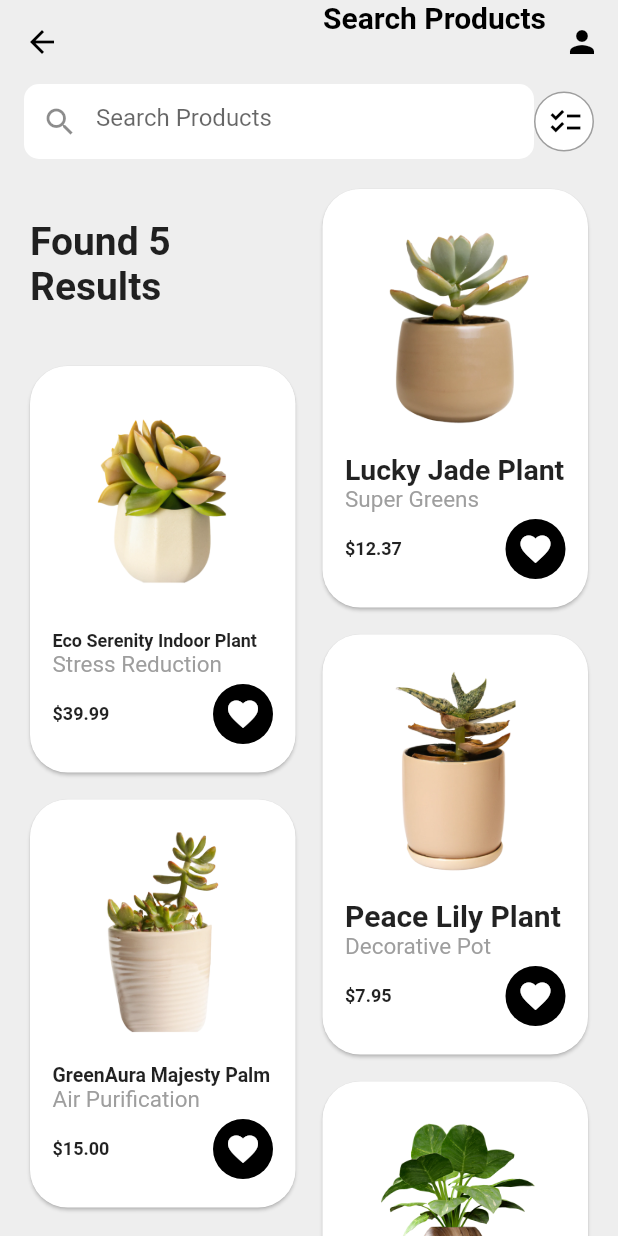
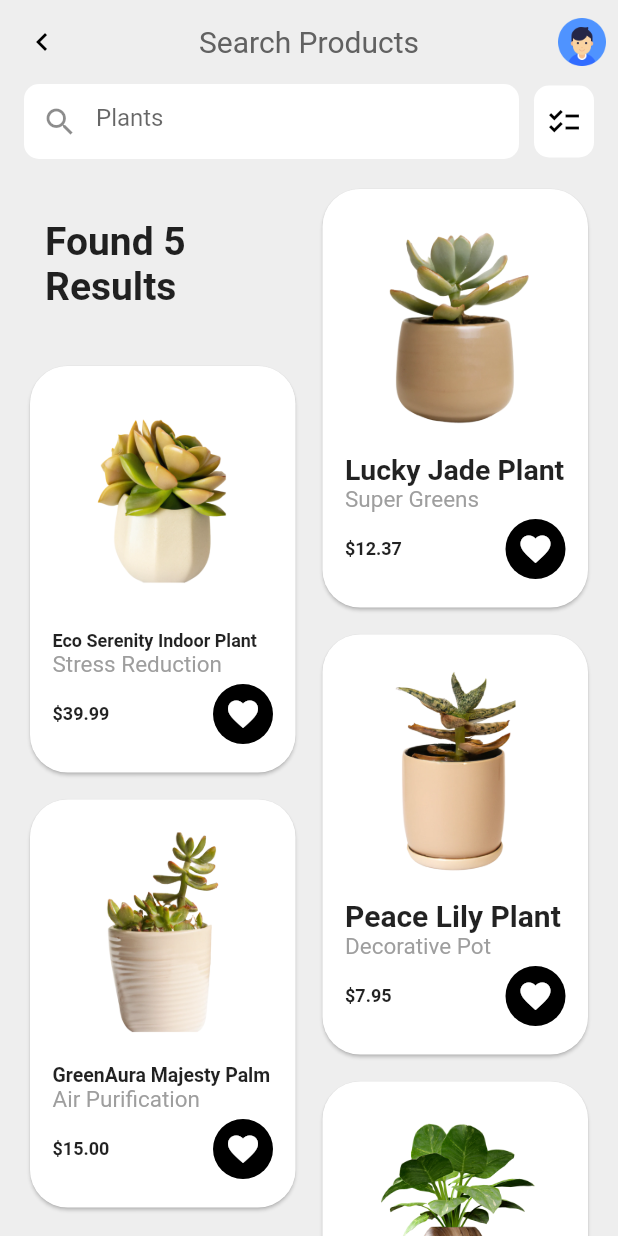
Before and after one commit to tolland/ui_challenge_plant_shop, a Flutter app: the screen it shows after launch, after a tap on the "arrow right alt" icon, on a phone screen of 412 x 824 dp. Run offline on Flutter 3.47's test engine with Material 2 defaults, Android fonts, the phone set to English and light mode, and no system bars; drawn by our look-alikes of auto_size_text; our stand-ins replace equatable, flutter_bloc, flutter_carousel_widget, google_fonts, hydrated_bloc.

Commit message:
git squash this

```diff
--- a/lib/pages/detail.dart
+++ b/lib/pages/detail.dart
@@ -27,6 +27,12 @@ class DetailPage extends StatelessWidget {
       return Scaffold(
         backgroundColor: Colors.grey[200],
         appBar: AppBar(
+          leading: IconButton(
+            onPressed: () {
+              Navigator.pop(context);
+            },
+            icon: Icon(Icons.keyboard_arrow_left),
+          ),
           actions: [
             // IconButton(
             //   onPressed: () {},
--- a/lib/pages/results.dart
+++ b/lib/pages/results.dart
@@ -31,21 +31,23 @@ class _ResultsPageState extends State<ResultsPage> {
       return Scaffold(
         backgroundColor: Colors.grey[200],
         appBar: AppBar(
-          // title: Text("some title"),
+          title: Text("Search Products"),
+          leading: IconButton(
+            onPressed: () {
+              Navigator.pop(context);
+            },
+            icon: Icon(Icons.keyboard_arrow_left),
+          ),
+          centerTitle: true,
           actions: [
-            Text(
-              "Search Products",
-              textAlign: TextAlign.center,
-              style: TextStyle(
-                fontSize: 20,
-                fontWeight: FontWeight.bold,
-                color: Colors.black,
+            IconButton(
+              icon: Image.asset(
+                'assets/images/Profile-Male-PNG.png',
+                fit: BoxFit.contain,
+                height: 32,
               ),
+              onPressed: () {},
             ),
-            IconButton(
-              onPressed: () {},
-              icon: Icon(Icons.person),
-            )
           ],
         ),
         body: SafeArea(
@@ -65,7 +67,7 @@ class _ResultsPageState extends State<ResultsPage> {
                             decoration: InputDecoration(
                               filled: true,
                               fillColor: Colors.white,
-                              hintText: "Search Products",
+                              hintText: "Plants",
                               prefixIcon: Icon(Icons.search),
                               border: OutlineInputBorder(
                                 borderSide: BorderSide.none,
@@ -74,16 +76,16 @@ class _ResultsPageState extends State<ResultsPage> {
                             ),
                           ),
                         ),
+                        SizedBox(
+                          width: 10,
+                        ),
                         Ink(
                           width: 40,
-                          decoration: const ShapeDecoration(
+                          decoration: ShapeDecoration(
                             color: Colors.white,
-                            shape: CircleBorder(
-                              side: BorderSide(
-                                color: Colors.grey,
-                                width: 1,
-                                style: BorderStyle.solid,
-                              ),
+                            shape: OutlineInputBorder(
+                              borderSide: BorderSide.none,
+                              borderRadius: BorderRadius.circular(10),
                             ),
                           ),
                           child: IconButton(
--- a/lib/services/app_theme.dart
+++ b/lib/services/app_theme.dart
@@ -9,6 +9,7 @@ enum AppTheme {
 class AppThemes {
   static ThemeData light() {
     return ThemeData(
+
       primarySwatch: Colors.pink,
       primaryColor: Colors.yellow,
       brightness: Brightness.light,
@@ -49,13 +50,13 @@ class AppThemes {
           backgroundColor: Colors.grey,
           selectedItemColor: Colors.black,
           unselectedItemColor: Colors.white),
-      appBarTheme: const AppBarTheme(
+      appBarTheme: AppBarTheme(
         elevation: 0,
         backgroundColor: Colors.transparent,
         iconTheme: IconThemeData(color: Colors.black),
         titleTextStyle: TextStyle(
-          color: Colors.green,
-          fontWeight: FontWeight.bold,
+          color: Colors.grey.shade700,
+          fontWeight: FontWeight.normal,
           fontSize: 20,
         ),
       ),
--- a/lib/widgets/results_list_header.dart
+++ b/lib/widgets/results_list_header.dart
@@ -10,7 +10,7 @@ class ResultsListHeader extends StatelessWidget {
   Widget build(BuildContext context) {
     return Center(
       child: Padding(
-        padding: const EdgeInsets.fromLTRB(0, 20, 0, 20),
+        padding: const EdgeInsets.fromLTRB(10, 20, 0, 20),
         child: Card(
           color: Colors.transparent,
           elevation: 0,
```
